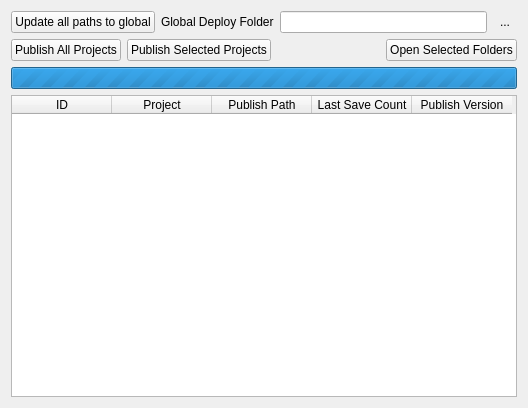
Old version of the form src/configmanager/ui/nodewidgets/ui_publishwidget.ui in the repository roam-qgis/Roam.
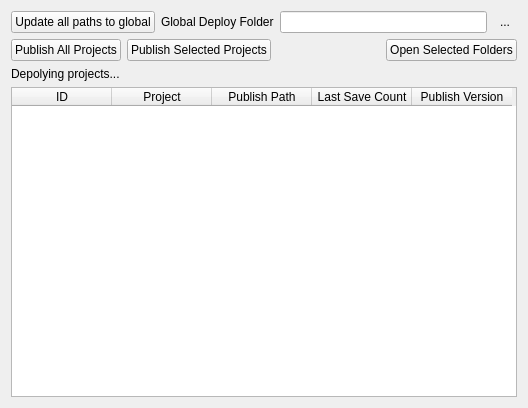
New version of the form. Icons and pictures are not drawn.

Patch:
```diff
--- a/src/configmanager/ui/nodewidgets/ui_publishwidget.ui
+++ b/src/configmanager/ui/nodewidgets/ui_publishwidget.ui
@@ -55,31 +55,6 @@
      </item>
     </layout>
    </item>
-   <item row="3" column="0">
-    <widget class="QProgressBar" name="progressBar">
-     <property name="minimum">
-      <number>0</number>
-     </property>
-     <property name="maximum">
-      <number>0</number>
-     </property>
-     <property name="value">
-      <number>-1</number>
-     </property>
-     <property name="textVisible">
-      <bool>false</bool>
-     </property>
-     <property name="orientation">
-      <enum>Qt::Horizontal</enum>
-     </property>
-     <property name="invertedAppearance">
-      <bool>false</bool>
-     </property>
-     <property name="format">
-      <string/>
-     </property>
-    </widget>
-   </item>
    <item row="1" column="0">
     <layout class="QHBoxLayout" name="horizontalLayout_2">
      <item>
@@ -118,7 +93,7 @@
      </item>
     </layout>
    </item>
-   <item row="4" column="0">
+   <item row="3" column="0">
     <widget class="QTableWidget" name="tableWidget">
      <property name="editTriggers">
       <set>QAbstractItemView::DoubleClicked</set>
@@ -177,6 +152,13 @@
      </column>
     </widget>
    </item>
+   <item row="2" column="0">
+    <widget class="QLabel" name="progressLabel">
+     <property name="text">
+      <string>Depolying projects...</string>
+     </property>
+    </widget>
+   </item>
   </layout>
  </widget>
  <resources>
```
